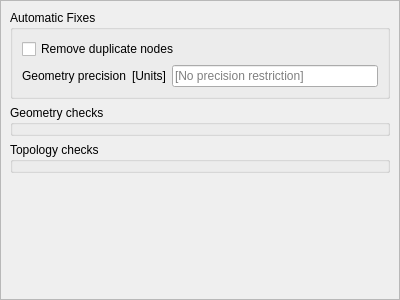
Old version of the form src/ui/qgsvectorlayerdigitizingproperties.ui in the repository carsmie/QGIS.
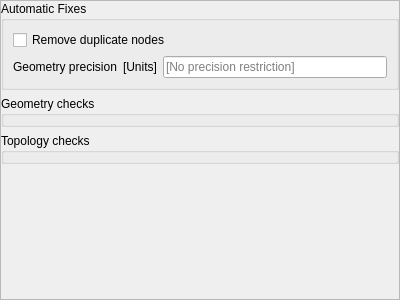
New version of the form.

Commit message:
Reduce margins in vector and mesh layer properties dialog
harmonizing all the tabs and vertically aligning the settings widget with button toolbar at the bottom

```diff
--- a/src/ui/qgsvectorlayerdigitizingproperties.ui
+++ b/src/ui/qgsvectorlayerdigitizingproperties.ui
@@ -36,11 +36,23 @@
        <rect>
         <x>0</x>
         <y>0</y>
-        <width>398</width>
-        <height>298</height>
+        <width>400</width>
+        <height>300</height>
        </rect>
       </property>
       <layout class="QVBoxLayout" name="verticalLayout_20">
+       <property name="leftMargin">
+        <number>0</number>
+       </property>
+       <property name="topMargin">
+        <number>0</number>
+       </property>
+       <property name="rightMargin">
+        <number>0</number>
+       </property>
+       <property name="bottomMargin">
+        <number>0</number>
+       </property>
        <item>
         <widget class="QGroupBox" name="mGeometryAutoFixesGroupBox">
          <property name="title">
```
The commit also changes 7 other files.
